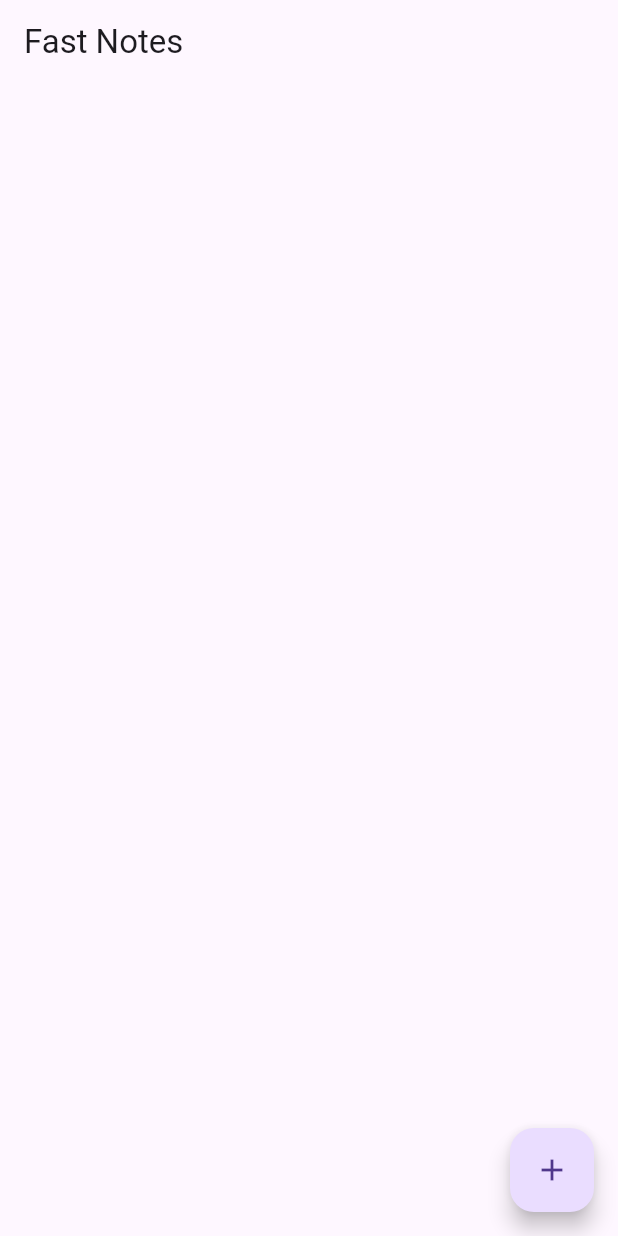
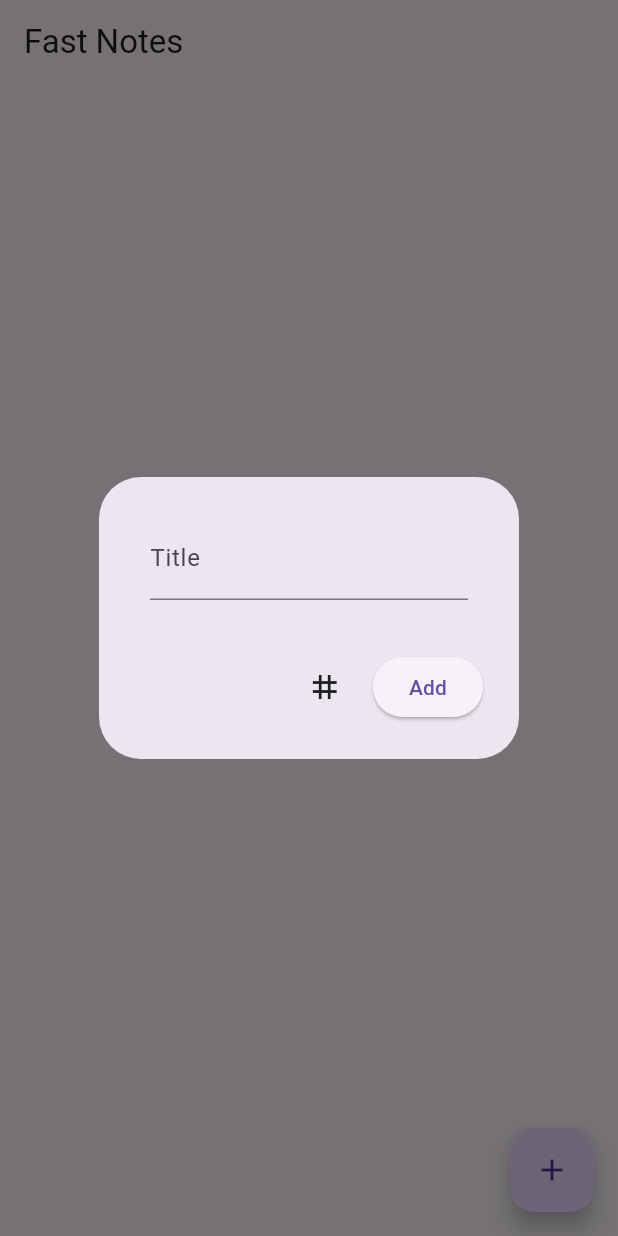
Before and after one commit to CerberusProgrammer/fast_notes, a Flutter app: the screen it shows after launch, after a tap on the "add" icon, on a phone screen of 412 x 824 dp. Run offline on Flutter 3.47's test engine with Material 2 defaults, Android fonts, the phone set to English and light mode, and no system bars.

```diff
--- a/lib/home.dart
+++ b/lib/home.dart
@@ -8,6 +8,20 @@ class Home extends StatefulWidget {
 }
 
 class _Home extends State<Home> {
+  List<String> tags = [];
+
+  List<PopupMenuItem> makeTags() {
+    List<PopupMenuItem> textTags = [];
+
+    for (int i = 0; i < tags.length; i++) {
+      textTags.add(PopupMenuItem(
+        child: Text(tags[i]),
+      ));
+    }
+
+    return textTags;
+  }
+
   @override
   Widget build(BuildContext context) {
     return Scaffold(
@@ -18,7 +32,53 @@ class _Home extends State<Home> {
       floatingActionButton: FloatingActionButton(
         tooltip: 'Add a note',
         child: const Icon(Icons.add),
-        onPressed: () {},
+        onPressed: () {
+          showDialog(
+              context: context,
+              builder: (BuildContext context) {
+                return AlertDialog(
+                  scrollable: true,
+                  content: Padding(
+                    padding: const EdgeInsets.all(10),
+                    child: Form(
+                      child: Column(
+                        children: [
+                          TextFormField(
+                            decoration: const InputDecoration(
+                              labelText: 'Title',
+                            ),
+                          ),
+                        ],
+                      ),
+                    ),
+                  ),
+                  actions: [
+                    PopupMenuButton(
+                      color: const Color.fromARGB(255, 238, 238, 238),
+                      padding: const EdgeInsets.all(10),
+                      position: PopupMenuPosition.under,
+                      tooltip: 'Tag',
+                      icon: const Icon(Icons.tag),
+                      itemBuilder: (BuildContext context) {
+                        List<PopupMenuItem<dynamic>> items = [];
+
+                        items.add(PopupMenuItem(child: TextFormField(
+                          onFieldSubmitted: (value) {
+                            tags.add(value);
+                          },
+                        )));
+                        items.addAll(makeTags());
+                        return items;
+                      },
+                    ),
+                    ElevatedButton(
+                      onPressed: () {},
+                      child: const Text('Add'),
+                    ),
+                  ],
+                );
+              });
+        },
       ),
     );
   }
```
Also changed, not shown: lib/note.dart (+5 -22 lines).
